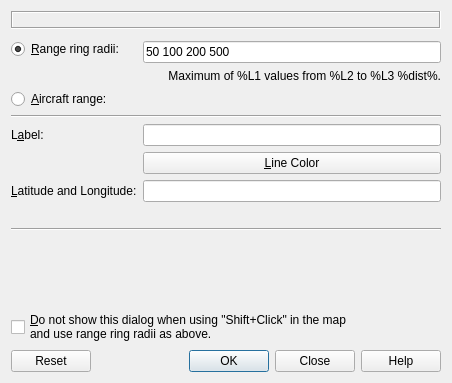
Before: the Qt Designer form src/gui/rangemarkerdialog.ui in albar965/littlenavmap, drawn with Qt 5.
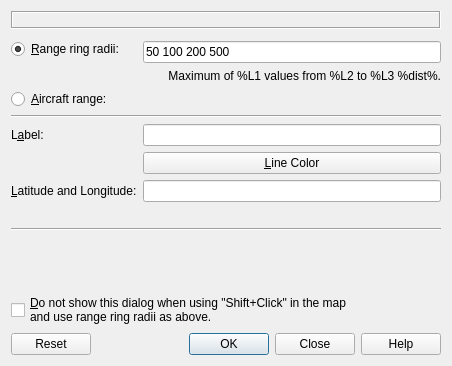
After: the same form once the commit is applied.

Commit message: Adjustments for range ring dialog. Change maximum radius to quarter of earth circumference also using and showing current unit. #704

The edit to the form file:
```diff
--- a/src/gui/rangemarkerdialog.ui
+++ b/src/gui/rangemarkerdialog.ui
@@ -7,7 +7,7 @@
     <x>0</x>
     <y>0</y>
     <width>452</width>
-    <height>383</height>
+    <height>366</height>
    </rect>
   </property>
   <property name="windowTitle">
```
The commit also changes 2 other files.
